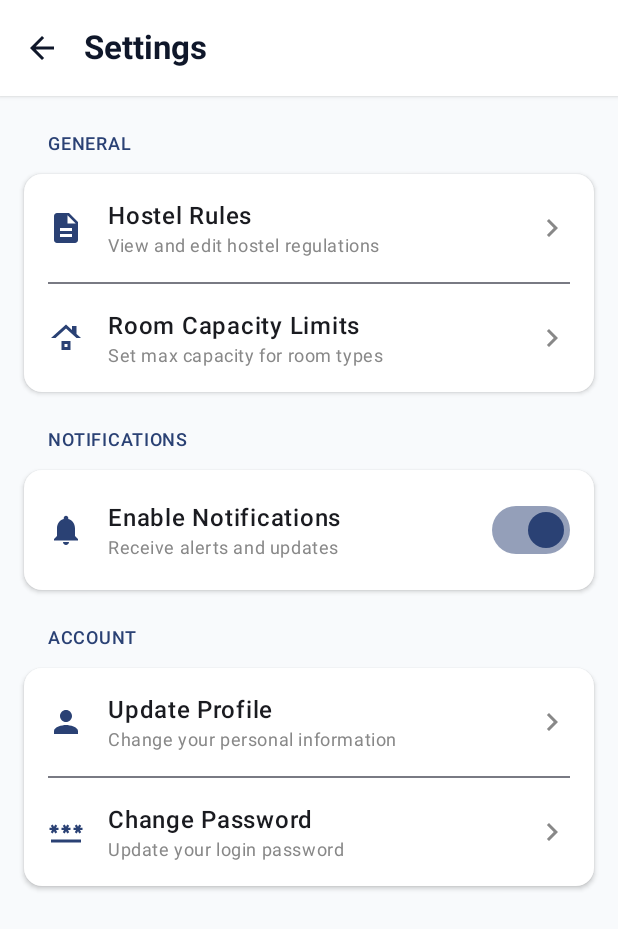
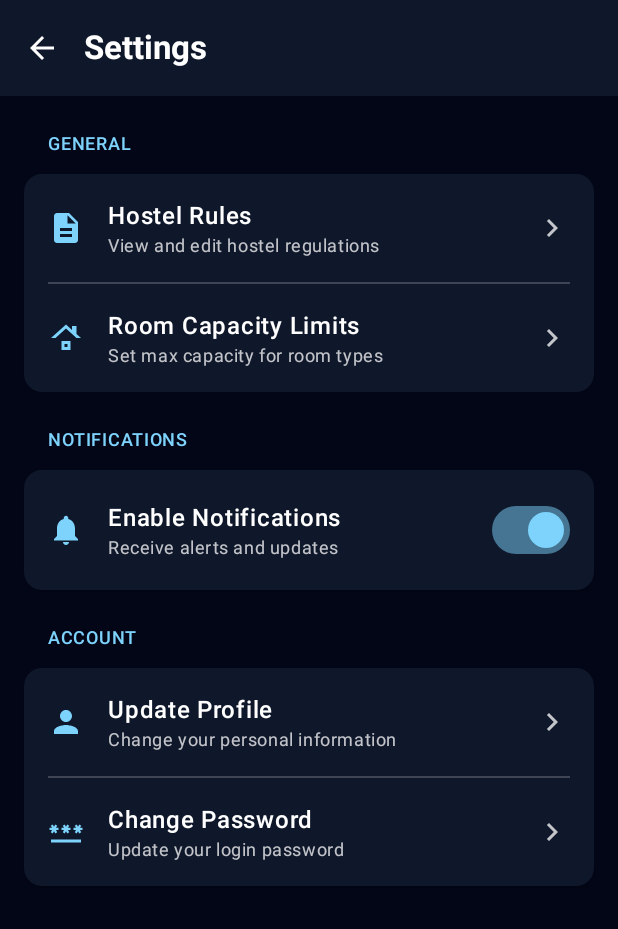
Before and after one commit to TechSavvySolution/TSHostelManagement, an Android app built with Jetpack Compose: the SettingsScreen screen opened through its navigation route, on a phone screen of 412 x 824 dp. Shown: the top 929 px of the screen. Run offline under Robolectric (Android 15) with nearby library versions, the phone set to English and light mode, and no system bars; our stand-ins replace Dagger/Hilt's generated code, Firebase (no records; nobody signed in at launch, a user with empty details on screens opened directly); libraries missing offline, so code that uses them is left out: androidx.hilt.lifecycle.

Commit message:
refactor(settings): Apply dark theme to SettingsScreen
This commit refactors the Admin Settings screen to align with the application's new dark theme.

- Update the screen's background color to dark blue (`#020617`).
- Change the `TopAppBar` container color to `#0F172A` and its content color to `White`.
- Modify the `SettingsItem` card background to a darker shade (`#0F172A`).
- Adjust all text, icon, and divider colors for better contrast and visibility against the new dark background.
- Update the `Switch` component colors to use light blue (`#7DD3FC`) for the checked state and gray for the unchecked state, improving visual consistency.

```diff
--- a/app/src/main/java/com/techsavvy/tshostelmanagement/ui/admin/settings/SettingsScreen.kt
+++ b/app/src/main/java/com/techsavvy/tshostelmanagement/ui/admin/settings/SettingsScreen.kt
@@ -46,18 +46,18 @@ fun SettingsScreen(navController: NavController) {
                         Icon(
                             imageVector = Icons.AutoMirrored.Filled.ArrowBack,
                             contentDescription = "Back",
-                            tint = Color(0xFF0F172A)
+                            tint = Color.White
                         )
                     }
                 },
                 colors = TopAppBarDefaults.topAppBarColors(
-                    containerColor = Color.White,
-                    titleContentColor = Color(0xFF0F172A)
+                    containerColor = Color(0xFF0F172A),
+                    titleContentColor = Color.White
                 ),
                 modifier = Modifier.shadow(elevation = 2.dp)
             )
         },
-        containerColor = Color(0xFFF8FAFC) // Light gray background from Admin Home
+        containerColor = Color(0xFF020617)
     ) { paddingValues ->
         LazyColumn(
             modifier = Modifier
@@ -73,7 +73,7 @@ fun SettingsScreen(navController: NavController) {
                         title = "Hostel Rules",
                         subtitle = "View and edit hostel regulations"
                     )
-                    Divider(modifier = Modifier.padding(horizontal = 16.dp))
+                    Divider(modifier = Modifier.padding(horizontal = 16.dp), color = Color.White.copy(alpha = 0.2f))
                     SettingsItem(
                         icon = Icons.Default.Roofing,
                         title = "Room Capacity Limits",
@@ -101,7 +101,7 @@ fun SettingsScreen(navController: NavController) {
                         title = "Update Profile",
                         subtitle = "Change your personal information"
                     )
-                    Divider(modifier = Modifier.padding(horizontal = 16.dp))
+                    Divider(modifier = Modifier.padding(horizontal = 16.dp), color = Color.White.copy(alpha = 0.2f))
                     SettingsItem(
                         icon = Icons.Default.Password,
                         title = "Change Password",
@@ -122,12 +122,12 @@ fun SettingsGroup(
         Text(
             text = title.uppercase(),
             style = MaterialTheme.typography.labelMedium,
-            color = MaterialTheme.colorScheme.primary,
+            color = Color(0xFF7DD3FC),
             modifier = Modifier.padding(horizontal = 16.dp, vertical = 8.dp)
         )
         Card(
             shape = RoundedCornerShape(12.dp),
-            colors = CardDefaults.cardColors(containerColor = Color.White),
+            colors = CardDefaults.cardColors(containerColor = Color(0xFF0F172A)),
             elevation = CardDefaults.cardElevation(defaultElevation = 2.dp)
         ) {
             Column {
@@ -151,13 +151,13 @@ fun SettingsItem(
             .padding(16.dp),
         verticalAlignment = Alignment.CenterVertically
     ) {
-        Icon(imageVector = icon, contentDescription = title, tint = MaterialTheme.colorScheme.primary)
+        Icon(imageVector = icon, contentDescription = title, tint = Color(0xFF7DD3FC))
         Spacer(Modifier.width(16.dp))
         Column(modifier = Modifier.weight(1f)) {
-            Text(text = title, fontWeight = FontWeight.SemiBold)
-            Text(text = subtitle, style = MaterialTheme.typography.bodySmall, color = Color.Gray)
+            Text(text = title, fontWeight = FontWeight.SemiBold, color = Color.White)
+            Text(text = subtitle, style = MaterialTheme.typography.bodySmall, color = Color.White.copy(alpha = 0.75f))
         }
-        Icon(imageVector = Icons.Default.ChevronRight, contentDescription = null, tint = Color.Gray)
+        Icon(imageVector = Icons.Default.ChevronRight, contentDescription = null, tint = Color.White.copy(alpha = 0.75f))
     }
 }
 
@@ -176,18 +176,20 @@ fun SettingsSwitchItem(
             .padding(16.dp),
         verticalAlignment = Alignment.CenterVertically
     ) {
-        Icon(imageVector = icon, contentDescription = title, tint = MaterialTheme.colorScheme.primary)
+        Icon(imageVector = icon, contentDescription = title, tint = Color(0xFF7DD3FC))
         Spacer(Modifier.width(16.dp))
         Column(modifier = Modifier.weight(1f)) {
-            Text(text = title, fontWeight = FontWeight.SemiBold)
-            Text(text = subtitle, style = MaterialTheme.typography.bodySmall, color = Color.Gray)
+            Text(text = title, fontWeight = FontWeight.SemiBold, color = Color.White)
+            Text(text = subtitle, style = MaterialTheme.typography.bodySmall, color = Color.White.copy(alpha = 0.75f))
         }
         Switch(
             checked = checked,
             onCheckedChange = onCheckedChange,
             colors = SwitchDefaults.colors(
-                checkedThumbColor = MaterialTheme.colorScheme.primary,
-                checkedTrackColor = MaterialTheme.colorScheme.primary.copy(alpha = 0.5f)
+                checkedThumbColor = Color(0xFF7DD3FC),
+                checkedTrackColor = Color(0xFF7DD3FC).copy(alpha = 0.5f),
+                uncheckedThumbColor = Color.Gray,
+                uncheckedTrackColor = Color.Gray.copy(alpha = 0.5f)
             )
         )
     }
```
